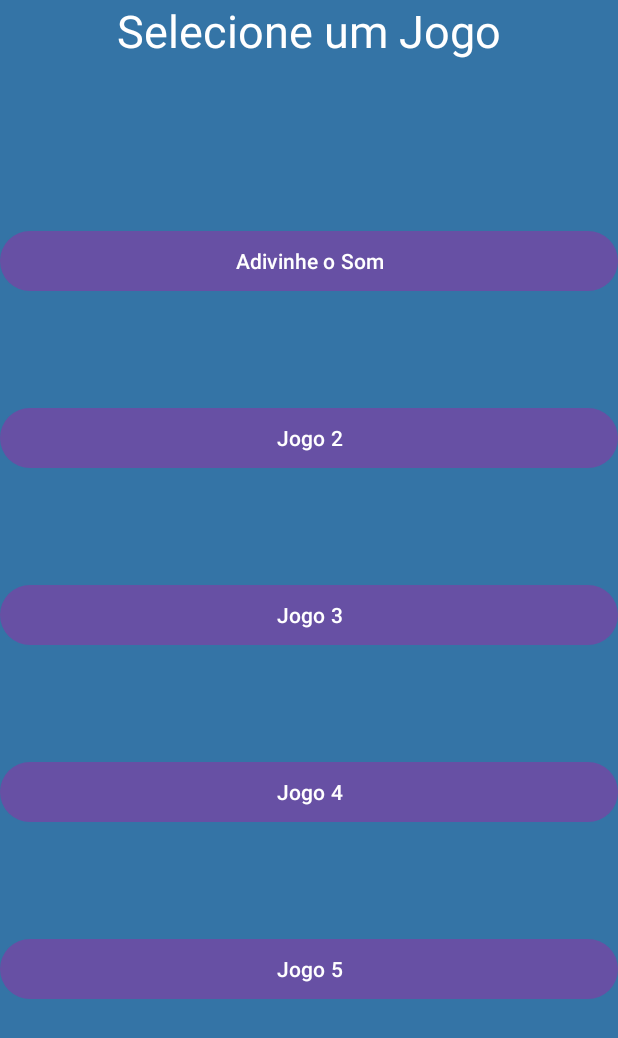
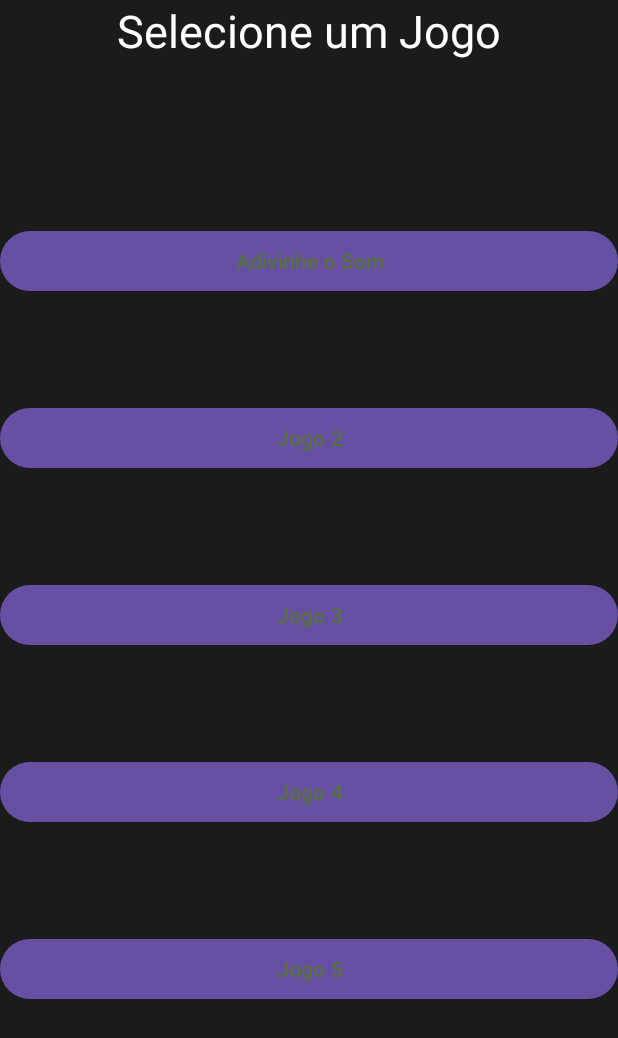
Before and after one commit to Thiago279/TCC-MundoSonoro, an Android app: the screen it shows after launch (MainActivity), after a tap on "JOGAR", on a phone screen of 412 x 824 dp. Shown: the top 1038 px of the screen. Run offline under Robolectric (Android 15) with nearby library versions, the phone set to English and light mode, and no system bars.

Commit message:
cores adicionadas, cor background alterada

```diff
--- a/app/src/main/res/drawable/custom_button.xml
+++ b/app/src/main/res/drawable/custom_button.xml
@@ -1,5 +1,6 @@
 <?xml version="1.0" encoding="utf-8"?>
 <shape xmlns:android="http://schemas.android.com/apk/res/android"
         android:shape="rectangle">
-    <solid android:color="@color/white"/>
+    <solid android:color="@color/verde_claro"/>
+    <corners android:radius="12dp"/>
 </shape>
--- a/app/src/main/res/layout/activity_main.xml
+++ b/app/src/main/res/layout/activity_main.xml
@@ -3,9 +3,9 @@
     xmlns:app="http://schemas.android.com/apk/res-auto"
     xmlns:tools="http://schemas.android.com/tools"
     android:id="@+id/main"
-    android:background="@color/azul_escuro"
     android:layout_width="match_parent"
     android:layout_height="match_parent"
+    android:background="@color/verde_cinzento"
     tools:context=".MainActivity">
 
 
@@ -22,11 +22,15 @@
 
     <Button
         android:id="@+id/botao_jogar"
-        android:background="@drawable/custom_button"
         android:layout_width="390dp"
         android:layout_height="70dp"
         android:layout_marginTop="70dp"
+        android:background="@drawable/custom_button"
+        android:backgroundTint="@color/verde_claro"
+        android:drawableTint="@color/verde_claro"
         android:text="JOGAR"
+        android:textColor="@color/verde_escuro"
+        android:textColorLink="#B1D38F"
         app:layout_constraintEnd_toEndOf="parent"
         app:layout_constraintHorizontal_bias="0.498"
         app:layout_constraintStart_toStartOf="parent"
@@ -34,10 +38,12 @@
 
     <Button
         android:id="@+id/botao_config"
-        android:background="@drawable/custom_button"
         android:layout_width="390dp"
         android:layout_height="70dp"
+        android:background="@drawable/custom_button"
         android:text="Configurações"
+        android:textColor="@color/verde_escuro"
+        android:textColorLink="#B1D38F"
         app:layout_constraintBottom_toBottomOf="parent"
         app:layout_constraintEnd_toEndOf="parent"
         app:layout_constraintHorizontal_bias="0.503"
@@ -46,10 +52,4 @@
         app:layout_constraintVertical_bias="0.307" />
 
 
-
-
-
-
-
-
 </androidx.constraintlayout.widget.ConstraintLayout>
--- a/app/src/main/res/layout/fragment_jogos.xml
+++ b/app/src/main/res/layout/fragment_jogos.xml
@@ -5,7 +5,7 @@
     android:id="@+id/fragment_jogos"
     android:layout_width="match_parent"
     android:layout_height="match_parent"
-    android:background="@color/azul_escuro"
+    android:background="@color/verde_cinzento"
     tools:context=".FragmentJogos">
 
     <androidx.constraintlayout.widget.ConstraintLayout
@@ -20,10 +20,9 @@
             android:textAlignment="center"
             android:textColor="@color/white"
             android:textSize="30sp"
+            app:layout_constraintEnd_toEndOf="parent"
             app:layout_constraintStart_toStartOf="parent"
-            app:layout_constraintEnd_toEndOf="parent"
-            app:layout_constraintTop_toTopOf="parent"
-            />
+            app:layout_constraintTop_toTopOf="parent" />
 
         <LinearLayout
             android:id="@+id/linear_layout1"
@@ -40,35 +39,40 @@
                 android:layout_width="match_parent"
                 android:layout_height="wrap_content"
                 android:layout_marginTop="150dp"
-                android:text="Adivinhe o Som" />
+                android:text="Adivinhe o Som"
+                android:textColor="@color/verde_escuro" />
 
             <Button
                 android:id="@+id/btn_jg2"
                 android:layout_width="match_parent"
                 android:layout_height="wrap_content"
                 android:layout_marginTop="70dp"
-                android:text="Jogo 2" />
+                android:text="Jogo 2"
+                android:textColor="@color/verde_escuro" />
 
             <Button
                 android:id="@+id/btn_jg3"
                 android:layout_width="match_parent"
                 android:layout_height="wrap_content"
                 android:layout_marginTop="70dp"
-                android:text="Jogo 3" />
+                android:text="Jogo 3"
+                android:textColor="@color/verde_escuro" />
 
             <Button
                 android:id="@+id/btn_jg4"
                 android:layout_width="match_parent"
                 android:layout_height="wrap_content"
                 android:layout_marginTop="70dp"
-                android:text="Jogo 4" />
+                android:text="Jogo 4"
+                android:textColor="@color/verde_escuro" />
 
             <Button
                 android:id="@+id/btn_jg5"
                 android:layout_width="match_parent"
                 android:layout_height="wrap_content"
                 android:layout_marginTop="70dp"
-                android:text="Jogo 5" />
+                android:text="Jogo 5"
+                android:textColor="@color/verde_escuro" />
 
 
         </LinearLayout>
--- a/app/src/main/res/values/colors.xml
+++ b/app/src/main/res/values/colors.xml
@@ -4,4 +4,8 @@
     <color name="white">#FFFFFFFF</color>
     <color name="azul_claro">#337AA6</color>
     <color name="azul_escuro">#3474A6</color>
+    <color name="verde_escuro">#56733B</color>
+    <color name="verde_claro">#B1D38F</color>
+    <color name="verde_cinzento">#1A1C1B</color>
+
 </resources>
```
Also changed, not shown: app/src/main/res/layout/fragment__jogo1.xml (+17 -14 lines), app/src/main/res/layout/fragment_jogo1_play.xml (+28 -25 lines).
